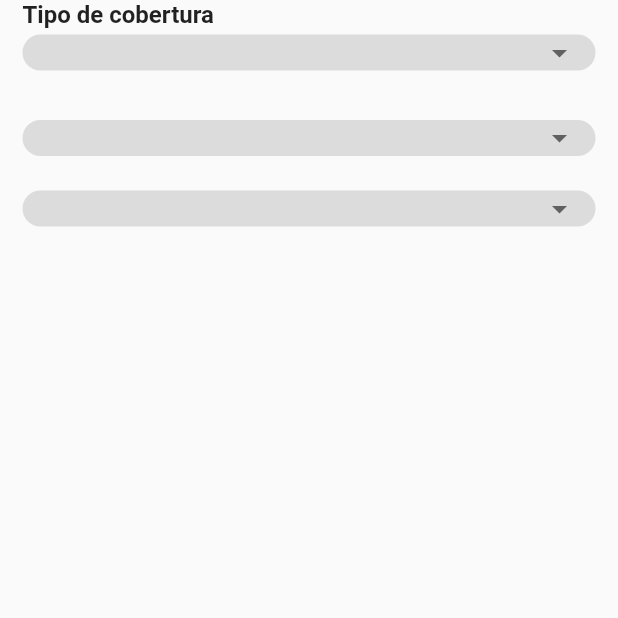
After one commit to Sam200018/quotation, a Flutter app: the InsuranceDataForm screen opened directly, on a phone screen of 412 x 824 dp, the top half of it. The commit adds this screen. Run offline on Flutter 3.47's test engine with Material 2 defaults, Android fonts, the light colour scheme and no system bars; our stand-ins replace bloc, dio, equatable, flutter_bloc, go_router, sizer.

Commit message:
Se agrego la pantalla de insurance data

```diff
--- /dev/null
+++ b/lib/ui/pages/insurance_data_page.dart
@@ -0,0 +1,99 @@
+import 'package:CotizApp/ui/pages/quotation_sample.dart';
+import 'package:CotizApp/ui/routes.dart';
+import 'package:CotizApp/ui/values/strings.dart';
+import 'package:flutter/material.dart';
+import 'package:go_router/go_router.dart';
+
+class InsuranceDataPage extends StatelessWidget {
+  const InsuranceDataPage({Key? key}) : super(key: key);
+
+  @override
+  Widget build(BuildContext context) {
+    return QuotationSample(
+        title: insuDataTitle,
+        homeAction: () {
+          context.go(AppRouter.home);
+        },
+        floatingAction: () {
+          //usar go router para ir a la siguiente pagina
+        },
+        backAction: (){
+          //usar go router para ir a la siguiente anterior
+          context.go(AppRouter.persData);
+        },
+        content: InsuranceDataForm(),
+    );
+  }
+}
+
+class InsuranceDataForm extends StatelessWidget {
+  const InsuranceDataForm({Key? key}) : super(key: key);
+
+  @override
+  Widget build(BuildContext context) {
+    return SafeArea(
+      child: Scaffold(
+        body: Container(
+          padding: EdgeInsets.symmetric(horizontal: 15),
+          width: MediaQuery.of(context).size.width,
+          height: MediaQuery.of(context).size.height,
+          alignment: Alignment.center,
+          child: Form(
+            child: Column(
+              children: [
+                Expanded( // Envuelve solo las partes necesarias en un Expanded para permitir hacer scroll
+                  child: SingleChildScrollView(
+                    child: Column(
+                      children: [
+                        _buildDropdown("", [
+                          DropdownMenuItem(value: "limitada", child: Text("Limitada")),
+                          DropdownMenuItem(value: "sin limite", child: Text("Sin Limite")),
+                        ], insDataName),
+                        SizedBox(height: 10),
+                        _buildDropdown("", [
+                          DropdownMenuItem(value: "amplia", child: Text("Amplia")),
+                          DropdownMenuItem(value: "no amplia", child: Text("no Amplia")),
+                        ], ""),
+                        _buildDropdown("", [
+                          DropdownMenuItem(value: "amplia plus", child: Text("Amplia Plus")),
+                          DropdownMenuItem(value: "no amplia plus", child: Text("no Amplia plus")),
+                        ], ""),
+                      ],
+                    ),
+                  ),
+                ),
+              ],
+            ),
+          ),
+        ),
+      ),
+    );
+  }
+}
+
+Widget _buildDropdown(String hintText, List<DropdownMenuItem<String>> items,
+    String label) {
+  return Column(
+    crossAxisAlignment: CrossAxisAlignment.start,
+    children: [
+      Text(label, style: TextStyle(fontSize: 16, fontWeight: FontWeight.bold)),
+      SizedBox(height: 4),
+      Container(
+        width: double.infinity,
+        decoration: BoxDecoration(
+          color: Colors.black12,
+          borderRadius: BorderRadius.circular(40),
+        ),
+        padding: EdgeInsets.symmetric(horizontal: 12),
+        child: DropdownButtonFormField<String>(
+          style: TextStyle(fontSize: 12, color: Colors.black),
+          decoration: InputDecoration.collapsed(hintText: ''),
+          items: items,
+          onChanged: (value) {},
+          hint: Text(hintText),
+          isDense: true,
+        ),
+      ),
+    ],
+  );
+}
--- a/lib/ui/pages/personal_data_page.dart
+++ b/lib/ui/pages/personal_data_page.dart
@@ -16,6 +16,7 @@ class PersonalDataPage extends StatelessWidget {
       },
       floatingAction: () {
         //usar go router para ir a la siguiente pagina
+        context.go(AppRouter.insuData);
       },
       backAction: () {
         //usar go router para ir a la siguiente anterior
@@ -91,7 +92,7 @@ class PersonalDataForm extends StatelessWidget {
     return Column(
       crossAxisAlignment: CrossAxisAlignment.start,
       children: [
-        Text(label, style: TextStyle(fontSize: 10, fontWeight: FontWeight.bold)), // Ajusta el tamaño de fuente a 10
+        Text(label, style: TextStyle(fontSize: 16, fontWeight: FontWeight.bold)), // Ajusta el tamaño de fuente a 10
         SizedBox(height: 4),
         TextFormField(
           style: TextStyle(fontSize: 10), // Ajusta el tamaño de fuente a 10
@@ -124,7 +125,7 @@ class PersonalDataForm extends StatelessWidget {
           ),
           padding: EdgeInsets.symmetric(horizontal: 12),
           child: DropdownButtonFormField<String>(
-            style: TextStyle(fontSize: 12),
+            style: TextStyle(fontSize: 12, color: Colors.black),
             decoration: InputDecoration.collapsed(hintText: ''),
             items: items,
             onChanged: (value) {},
--- a/lib/ui/routes.dart
+++ b/lib/ui/routes.dart
@@ -4,6 +4,7 @@
 import 'package:CotizApp/ui/pages/home_page.dart';
 import 'package:CotizApp/ui/pages/car_data_page.dart';
 import 'package:CotizApp/ui/pages/personal_data_page.dart';
+import 'package:CotizApp/ui/pages/insurance_data_page.dart';
 import 'package:flutter/foundation.dart';
 import 'package:go_router/go_router.dart';
 
@@ -11,6 +12,7 @@ class AppRouter {
   static String home = "/";
   static String carData = "/carData";
   static String persData = "/personalData";
+  static String insuData = "/insuranceData";
 
   GoRouter router = GoRouter(
     initialLocation: home,
@@ -18,6 +20,7 @@ class AppRouter {
       GoRoute(path: home, builder: (context, state) => const HomePage()),
       GoRoute(path: carData,builder: (context, state) => const CarDataPage()),
       GoRoute(path: persData,builder: (context, state) => const PersonalDataPage()),
+      GoRoute(path: insuData,builder: (context, state) => const InsuranceDataPage()),
     ],
   );
 }
--- a/lib/ui/values/strings.dart
+++ b/lib/ui/values/strings.dart
@@ -18,6 +18,10 @@ const String persDataCivilField= "Selecciona tu estado civil";
 const String persDataDele= "Delegación";
 const String persDataDeleField= "Selecciona tu delegación";
 
+// Insurance data
+const String insuDataTitle= "Datos del seguro";
+const String insDataName= "Tipo de cobertura";
+
 //Utils
 const String nextButtonLabel= "Siguiente";
 const String quoteButtonLabel= "Cotizar";
```
